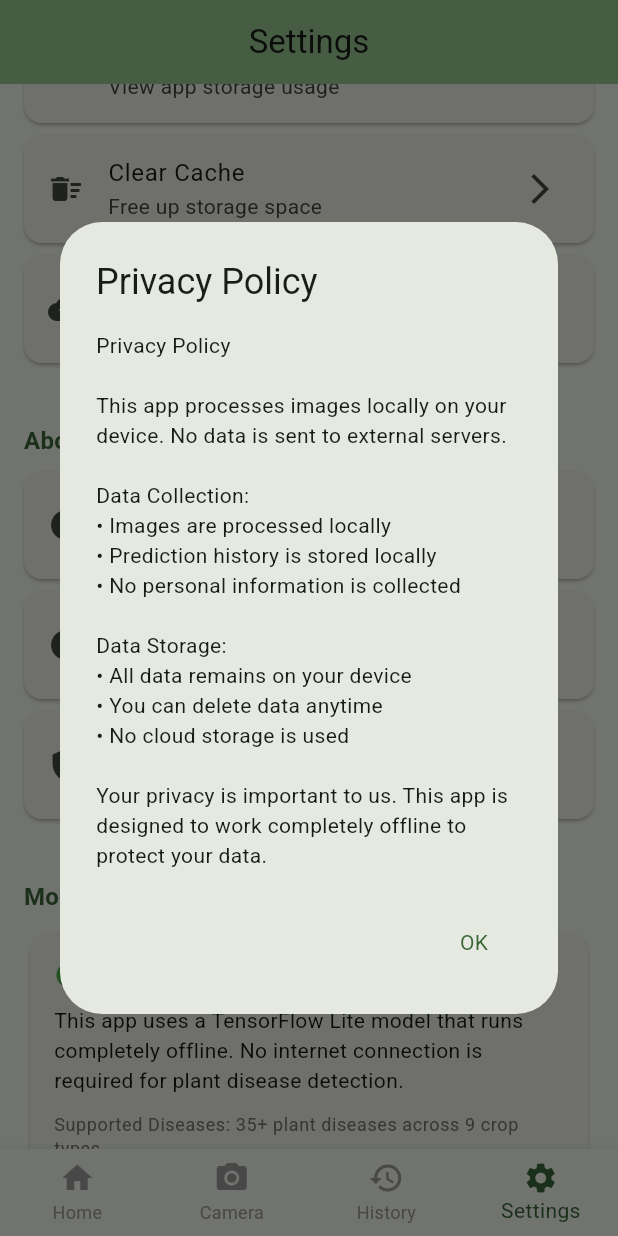
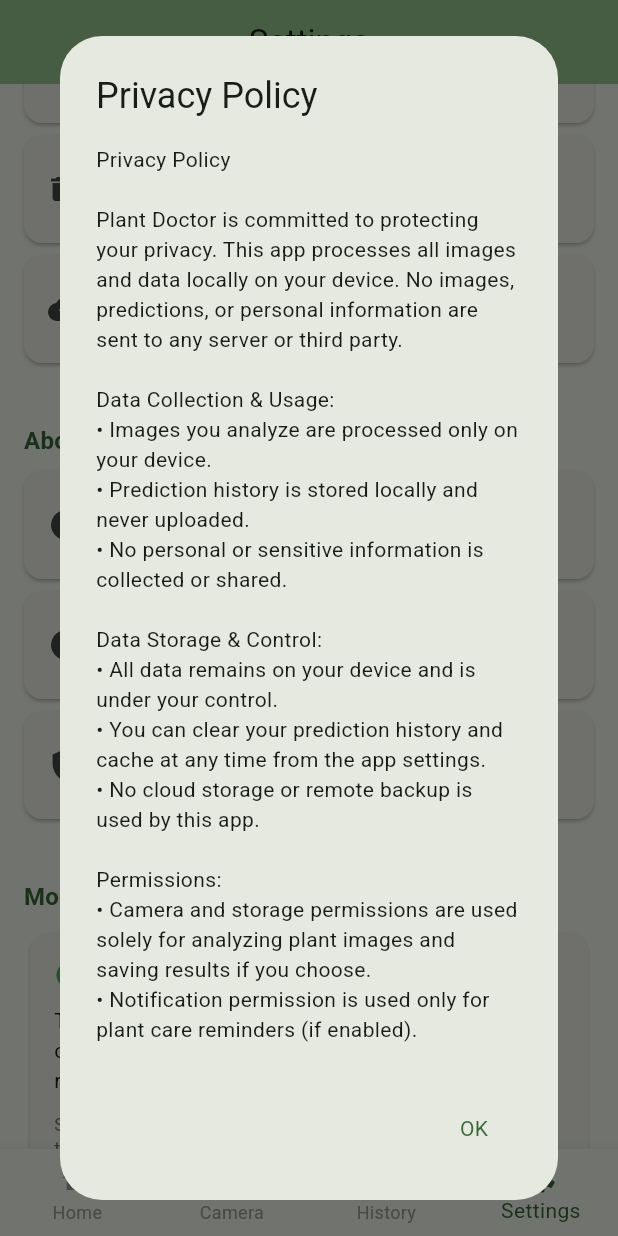
Before and after one commit to Jacobjayk/Plant-Doctor, a Flutter app: the screen it shows after launch, item 4 of the bottom bar chosen, scrolled down 502 dp, after a tap on "Privacy Policy", on a phone screen of 412 x 824 dp. Run offline on Flutter 3.47's test engine with Material 3 defaults, Android fonts, the phone set to English and light mode, and no system bars; our stand-ins replace flutter_local_notifications, image_picker, share_plus, shared_preferences, sqflite, timezone; missing offline and left inert: tflite_flutter; accounts and stored records are empty.

Commit message:
updated privacy policy

```diff
--- a/lib/screens/settings_screen.dart
+++ b/lib/screens/settings_screen.dart
@@ -508,16 +508,19 @@ class _SettingsScreenState extends State<SettingsScreen> {
         content: const SingleChildScrollView(
           child: Text(
             'Privacy Policy\n\n'
-            'This app processes images locally on your device. No data is sent to external servers.\n\n'
-            'Data Collection:\n'
-            '• Images are processed locally\n'
-            '• Prediction history is stored locally\n'
-            '• No personal information is collected\n\n'
-            'Data Storage:\n'
-            '• All data remains on your device\n'
-            '• You can delete data anytime\n'
-            '• No cloud storage is used\n\n'
-            'Your privacy is important to us. This app is designed to work completely offline to protect your data.',
+            'Plant Doctor is committed to protecting your privacy. This app processes all images and data locally on your device. No images, predictions, or personal information are sent to any server or third party.\n\n'
+            'Data Collection & Usage:\n'
+            '• Images you analyze are processed only on your device.\n'
+            '• Prediction history is stored locally and never uploaded.\n'
+            '• No personal or sensitive information is collected or shared.\n\n'
+            'Data Storage & Control:\n'
+            '• All data remains on your device and is under your control.\n'
+            '• You can clear your prediction history and cache at any time from the app settings.\n'
+            '• No cloud storage or remote backup is used by this app.\n\n'
+            'Permissions:\n'
+            '• Camera and storage permissions are used solely for analyzing plant images and saving results if you choose.\n'
+            '• Notification permission is used only for plant care reminders (if enabled).\n\n'
+            'Your privacy is important to us. If you have any questions or concerns, please contact the developer via the app store listing.',
           ),
         ),
         actions: [
--- a/lib/services/ml_service.dart
+++ b/lib/services/ml_service.dart
@@ -143,8 +143,7 @@ class MLService {
   }
   List<String> _getPlantDiseaseLabels() {
     return [
-      // Copy-paste the output of print(class_names) from your Python code here, as a Dart list of strings, in the same order.
-      // For example:
+      // 39 classes, order must match your model's training exactly!
       'Apple___Apple_scab',
       'Apple___Black_rot',
       'Apple___Cedar_apple_rust',
@@ -183,6 +182,7 @@ class MLService {
       'Tomato___Tomato_Yellow_Leaf_Curl_Virus',
       'Tomato___Tomato_mosaic_virus',
       'Tomato___healthy',
+      'Unknown', // <-- Make sure this is the 39th class, matching your model
     ];
   }
 
```
